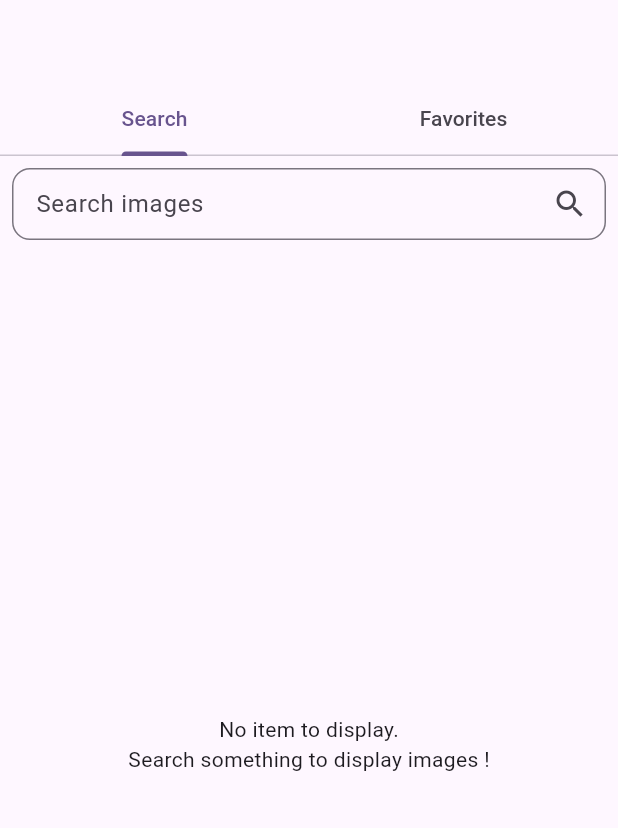
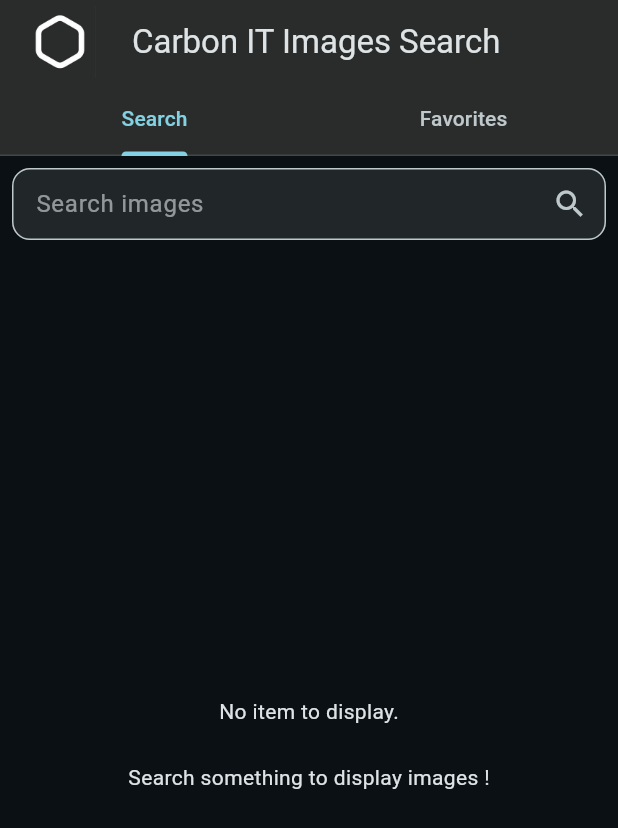
Before and after one commit to MeyerMathieu/CarbonIT-Image-Search, a Flutter app: the screen it shows after launch, on a phone screen of 412 x 824 dp. Shown: the top 828 px of the screen. Run offline on Flutter 3.47's test engine with Material 3 defaults, Android fonts, the phone set to English and light mode, and no system bars; our stand-ins replace dio, equatable, get_it, hive_flutter; accounts and stored records are empty.

Commit message:
Styling app

```diff
--- a/lib/data/entities/image_entity.dart
+++ b/lib/data/entities/image_entity.dart
@@ -7,7 +7,6 @@ class ImageEntity extends Equatable {
   final int height;
   final String? alt;
   final ImageSourceEntity source;
-  // TODO : Add other fields
 
   const ImageEntity({required this.id, required this.width, required this.height, required this.source, this.alt});
 
--- a/lib/main.dart
+++ b/lib/main.dart
@@ -1,4 +1,5 @@
 import 'package:carbon_it_images_search/presentation/screens/home_screen.dart';
+import 'package:carbon_it_images_search/presentation/theme/app_theme.dart';
 import 'package:flutter/material.dart';
 
 import 'injection.dart';
@@ -14,10 +15,6 @@ class MyApp extends StatelessWidget {
 
   @override
   Widget build(BuildContext context) {
-    return MaterialApp(
-      title: 'Carbon IT - Images search',
-      theme: ThemeData(colorScheme: ColorScheme.fromSeed(seedColor: Colors.deepPurple)),
-      home: const HomeScreen(),
-    );
+    return MaterialApp(title: 'Carbon IT - Images search', theme: AppTheme.buildDarkTheme(), home: const HomeScreen());
   }
 }
--- a/lib/presentation/screens/favorites_screen.dart
+++ b/lib/presentation/screens/favorites_screen.dart
@@ -101,6 +101,7 @@ class _Empty extends StatelessWidget {
     return Center(
       child: Column(
         mainAxisAlignment: MainAxisAlignment.center,
+        spacing: 24,
         children: [
           Text('No item to display.'),
           Text('Add your first favorite image from search screen !'),
--- a/lib/presentation/screens/home_screen.dart
+++ b/lib/presentation/screens/home_screen.dart
@@ -22,7 +22,17 @@ class _HomeScreenState extends State<HomeScreen> with SingleTickerProviderStateM
   @override
   Widget build(BuildContext context) {
     return Scaffold(
-      appBar: AppBar(bottom: TabBar(controller: _tabController, tabs: [Tab(text: 'Search'), Tab(text: 'Favorites')])),
+      appBar: AppBar(
+        backgroundColor: Color(0xff2A2C2B),
+        title: Row(
+          children: [
+            Image.asset('assets/images/logo.jpg', height: 48, width: 48),
+            SizedBox(width: 24),
+            Text('Carbon IT Images Search'),
+          ],
+        ),
+        bottom: TabBar(controller: _tabController, tabs: [Tab(text: 'Search'), Tab(text: 'Favorites')]),
+      ),
       body: TabBarView(
         controller: _tabController,
         children: [SearchScreen(), FavoritesScreen(goToSearchTab: goToSearchTab)],
--- a/lib/presentation/screens/search_screen.dart
+++ b/lib/presentation/screens/search_screen.dart
@@ -216,6 +216,7 @@ class _EmptyState extends StatelessWidget {
     return Center(
       child: Column(
         mainAxisAlignment: MainAxisAlignment.center,
+        spacing: 24,
         children:
             (searchQuery != null)
                 ? [Text('No item found for "$searchQuery"'), Text('Try a new search !')]
--- /dev/null
+++ b/lib/presentation/theme/app_theme.dart
@@ -0,0 +1,31 @@
+import 'package:flutter/material.dart';
+
+class AppTheme {
+  static const _midnightTealColor = Color(0xFF22D3EE);
+
+  static ThemeData buildDarkTheme() {
+    const seed = _midnightTealColor;
+    final scheme = ColorScheme.fromSeed(
+      brightness: Brightness.dark,
+      seedColor: seed,
+    ).copyWith(surface: const Color(0xFF0B1014));
+
+    return ThemeData(
+      useMaterial3: true,
+      colorScheme: scheme,
+      inputDecorationTheme: InputDecorationTheme(
+        filled: true,
+        fillColor: scheme.surfaceContainerHighest.withValues(alpha: 0.6),
+        hintStyle: TextStyle(color: scheme.onSurface.withValues(alpha: 0.6)),
+      ),
+      textTheme: TextTheme(),
+      elevatedButtonTheme: ElevatedButtonThemeData(
+        style: ElevatedButton.styleFrom(
+          backgroundColor: scheme.primary,
+          foregroundColor: scheme.onPrimary,
+          shape: RoundedRectangleBorder(borderRadius: BorderRadius.circular(12)),
+        ),
+      ),
+    );
+  }
+}
--- a/lib/presentation/view_models/search_screen_view_model.dart
+++ b/lib/presentation/view_models/search_screen_view_model.dart
@@ -67,8 +67,7 @@ class SearchScreenViewModel extends ChangeNotifier {
       } else {
         state = SearchStateSuccess(currentItems..addAll(imagesToDisplay));
       }
-    } catch (exception) {
-      // TODO : Log ?
+    } catch (_) {
     } finally {
       isLoadingMore = false;
       notifyListeners();
--- a/lib/presentation/widgets/image_item_params.dart
+++ b/lib/presentation/widgets/image_item_params.dart
@@ -6,12 +6,14 @@ class ImageItemParams {
   final bool isFavorite;
   final double aspectRatio;
   final String imageSource;
+  final String? alt;
 
   const ImageItemParams({
     required this.boxFit,
     required this.isFavorite,
     required this.aspectRatio,
     required this.imageSource,
+    required this.alt,
   });
 
   factory ImageItemParams.forSearchResults({required ImageUiModel imageUiModel}) => ImageItemParams(
@@ -19,6 +21,7 @@ class ImageItemParams {
     isFavorite: imageUiModel.isFavorite,
     aspectRatio: 1,
     imageSource: imageUiModel.imageThumbnail,
+    alt: imageUiModel.alt,
   );
 
   factory ImageItemParams.forFavoritesList({required ImageUiModel imageUiModel}) => ImageItemParams(
@@ -26,5 +29,6 @@ class ImageItemParams {
     isFavorite: imageUiModel.isFavorite,
     aspectRatio: imageUiModel.width / imageUiModel.height,
     imageSource: imageUiModel.largeImage,
+    alt: imageUiModel.alt,
   );
 }
--- a/lib/presentation/widgets/image_item_widget.dart
+++ b/lib/presentation/widgets/image_item_widget.dart
@@ -42,6 +42,7 @@ class ImageItem extends StatelessWidget {
                       child: const Icon(Icons.broken_image, size: 24),
                     ),
                 gaplessPlayback: true,
+                semanticLabel: params.alt,
               ),
               Positioned(
                 top: 16,
--- a/pubspec.yaml
+++ b/pubspec.yaml
@@ -68,6 +68,8 @@ flutter:
   # assets:
   #   - images/a_dot_burr.jpeg
   #   - images/a_dot_ham.jpeg
+  assets:
+    - assets/images/logo.jpg
 
   # An image asset can refer to one or more resolution-specific "variants", see
   # https://flutter.dev/to/resolution-aware-images
```
Also changed, not shown: assets/images/logo.jpg (added).
